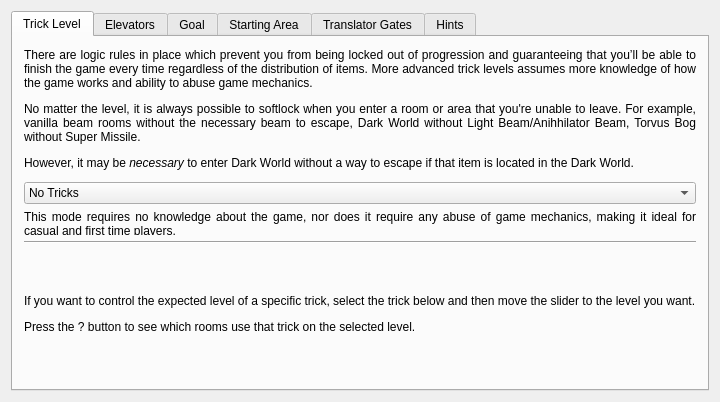
Old version of the form randovania/gui/logic_settings_window.ui in the repository randovania/randovania.
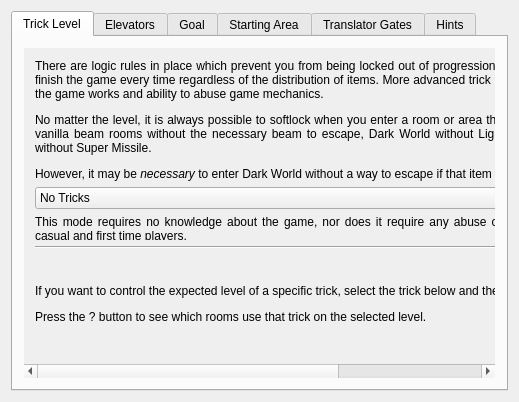
New version of the form.

Commit message: Add Scroll Area to Trick Level tab

The edit to the form file:
```diff
--- a/randovania/gui/logic_settings_window.ui
+++ b/randovania/gui/logic_settings_window.ui
@@ -30,6 +30,27 @@
        <attribute name="title">
         <string>Trick Level</string>
        </attribute>
+       <layout class="QVBoxLayout" name="trick_level_top_layout">
+        <item>
+         <widget class="QScrollArea" name="trick_level_scroll">
+          <property name="frameShape">
+           <enum>QFrame::NoFrame</enum>
+          </property>
+          <property name="frameShadow">
+           <enum>QFrame::Plain</enum>
+          </property>
+          <property name="widgetResizable">
+           <bool>true</bool>
+          </property>
+          <widget class="QWidget" name="trick_level_scroll_contents">
+           <property name="geometry">
+            <rect>
+             <x>0</x>
+             <y>0</y>
+             <width>491</width>
+             <height>339</height>
+            </rect>
+           </property>
        <layout class="QVBoxLayout" name="trick_level_layout">
         <item>
          <widget class="QLabel" name="logic_description_label">
@@ -120,6 +141,10 @@
           <property name="text">
            <string>&lt;html&gt;&lt;head/&gt;&lt;body&gt;&lt;p&gt;If you want to control the expected level of a specific trick, select the trick below and then move the slider to the level you want.&lt;/p&gt;&lt;p&gt;Press the ? button to see which rooms use that trick on the selected level.&lt;/p&gt;&lt;/body&gt;&lt;/html&gt;</string>
           </property>
+             </widget>
+            </item>
+           </layout>
+          </widget>
          </widget>
         </item>
        </layout>
```
Left out of the diff: 4 changed lines with no effect on the pictures. Lines whose indentation alone changed are shown as unchanged. The commit also changes 1 other file.
